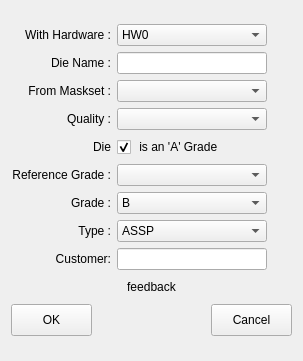
Qt form src/ATE/org/actions_on/die/DieWizard.ui (goanpeca/ATE.org) before a commit.
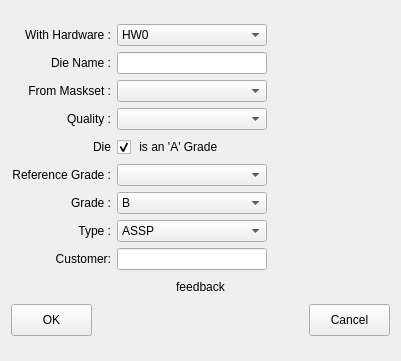
The same form after that commit.

```diff
--- a/src/ATE/org/actions_on/die/DieWizard.ui
+++ b/src/ATE/org/actions_on/die/DieWizard.ui
@@ -6,7 +6,7 @@
    <rect>
     <x>0</x>
     <y>0</y>
-    <width>303</width>
+    <width>401</width>
     <height>361</height>
    </rect>
   </property>
```
